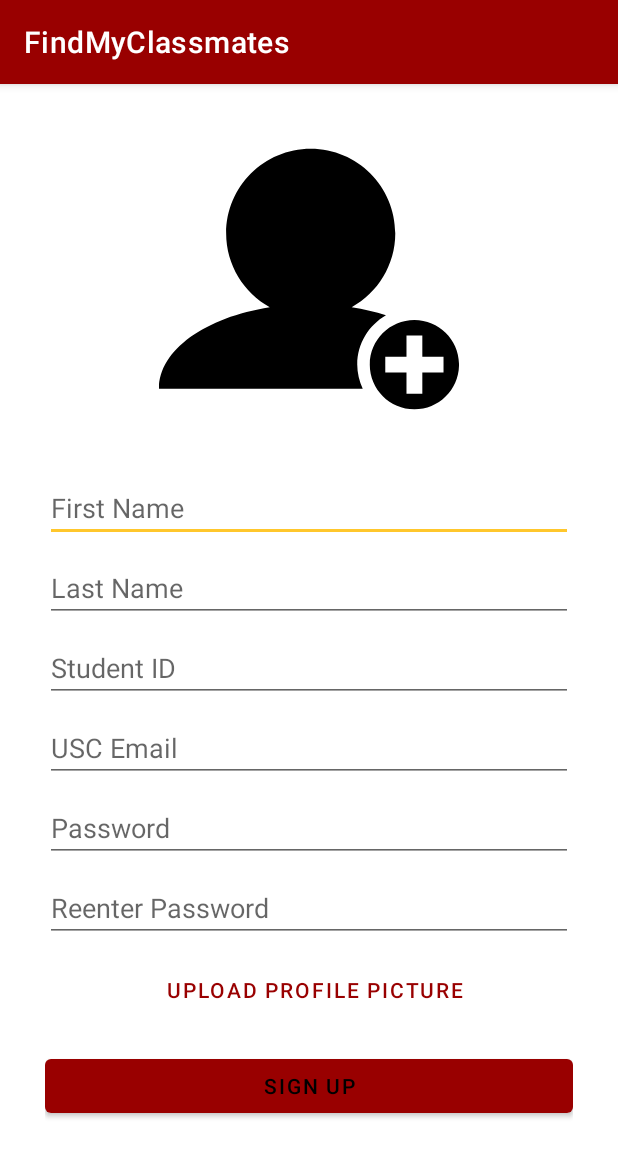
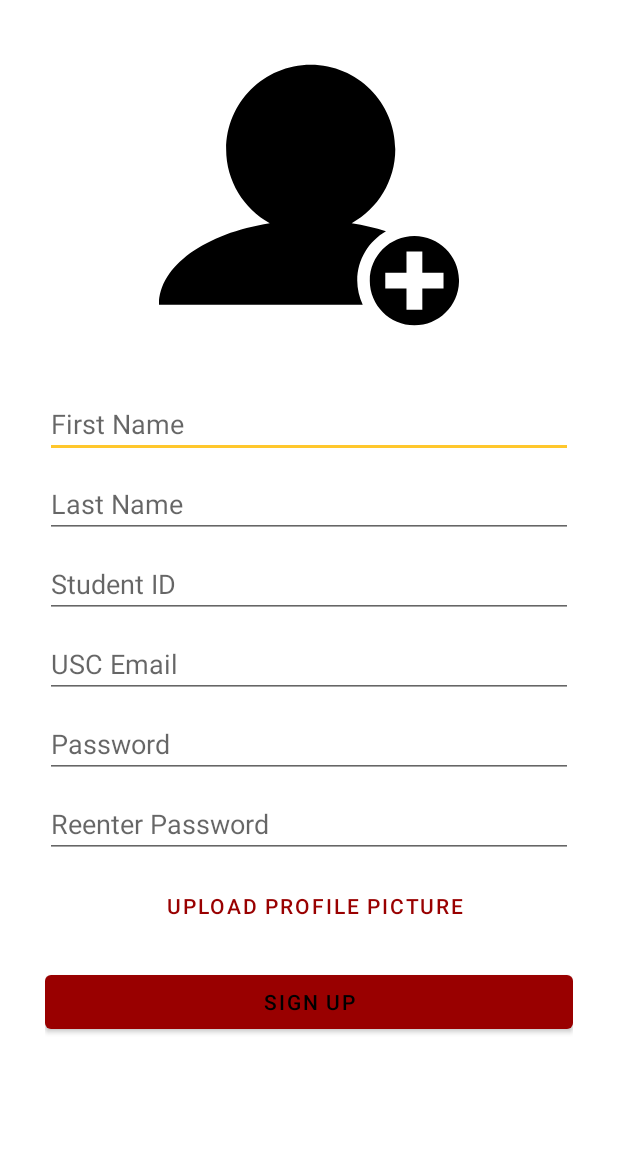
Before and after one commit to gracekkuo/FindMyClassmates, an Android app: the screen it shows after launch (SignupActivity), on a phone screen of 412 x 824 dp. Shown: the top 1157 px of the screen. Run offline under Robolectric (Android 15) with nearby library versions, the phone set to English and light mode, and no system bars; our stand-ins replace Firebase (no records; nobody signed in at launch, a user with empty details on screens opened directly).

```diff
--- a/app/src/main/res/values/themes.xml
+++ b/app/src/main/res/values/themes.xml
@@ -1,6 +1,6 @@
 <resources xmlns:tools="http://schemas.android.com/tools">
     <!-- Base application theme. -->
-    <style name="Theme.FindMyClassmatesDefault" parent="Theme.MaterialComponents.DayNight.DarkActionBar">
+    <style name="Theme.FindMyClassmatesDefault" parent="Theme.MaterialComponents.DayNight.NoActionBar">
         <!-- Primary brand color. -->
         <item name="colorPrimary">@color/red</item>
         <item name="colorPrimaryVariant">@color/purple_700</item>
```
